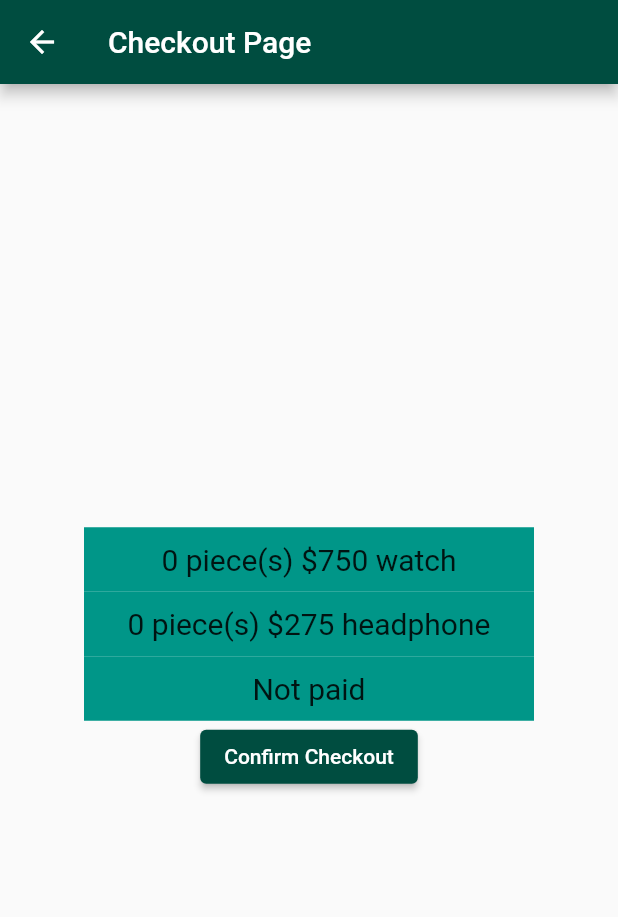
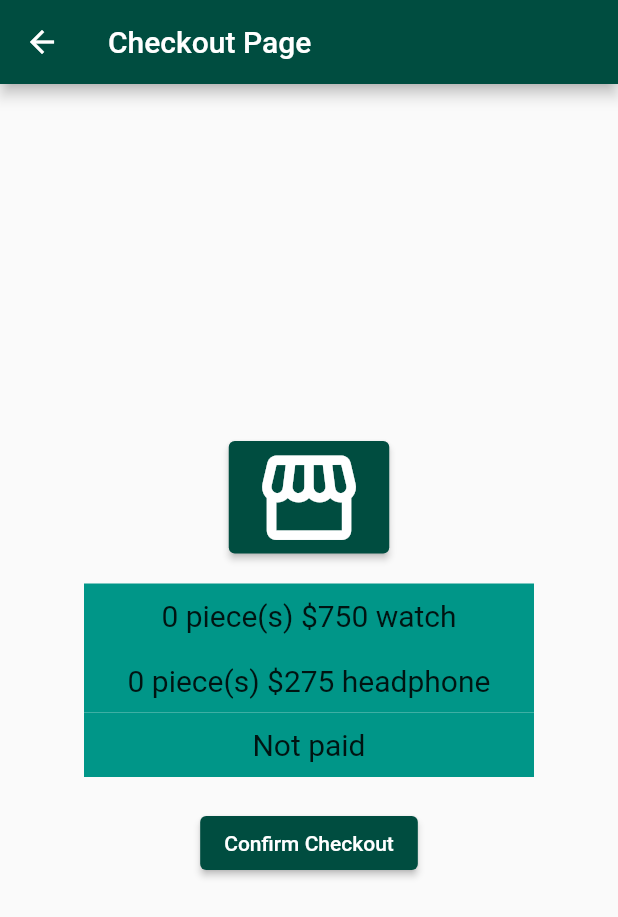
Before and after one commit to ClickFlick/IOTHW, a Flutter app: the SecondScreen screen opened by its route, after a tap on "Checkout", on a phone screen of 412 x 824 dp. Shown: the top 917 px of the screen. Run offline on Flutter 3.47's test engine with Material 2 defaults, Android fonts, the phone set to English and light mode, and no system bars; Roboto replaces fonts that are missing (SourceSansPro).

Commit message:
ThirdCommit for some new design elements

```diff
--- a/lib/main.dart
+++ b/lib/main.dart
@@ -40,7 +40,7 @@ class FirstScreen extends StatelessWidget {
                   enabledBorder: UnderlineInputBorder(
                     borderSide: BorderSide(color: Colors.teal[900]),
                   ),
-                  focusedBorder:UnderlineInputBorder(
+                  focusedBorder: UnderlineInputBorder(
                     borderSide: BorderSide(color: Colors.teal[900]),
                   ),
                 ),
@@ -54,15 +54,15 @@ class FirstScreen extends StatelessWidget {
                 obscureText: true,
                 autofocus: true,
                 decoration: InputDecoration(
-                    hintText: "Enter your password",
-                    labelText: "Password",
-                    labelStyle: new TextStyle(
-                      color: Colors.teal[900],
-                    ),
+                  hintText: "Enter your password",
+                  labelText: "Password",
+                  labelStyle: new TextStyle(
+                    color: Colors.teal[900],
+                  ),
                   enabledBorder: UnderlineInputBorder(
                     borderSide: BorderSide(color: Colors.teal[900]),
                   ),
-                  focusedBorder:UnderlineInputBorder(
+                  focusedBorder: UnderlineInputBorder(
                     borderSide: BorderSide(color: Colors.teal[900]),
                   ),
                 ),
@@ -72,7 +72,9 @@ class FirstScreen extends StatelessWidget {
               style: ElevatedButton.styleFrom(
                 primary: Colors.teal[900],
               ),
-              child: Text('Login',),
+              child: Text(
+                'Login',
+              ),
               onPressed: () {
                 if (myController2.text == "student" &&
                     myController.text == "student") {
@@ -98,7 +100,6 @@ class SecondScreen extends StatefulWidget {
 
 class _SecondScreenState extends State<SecondScreen> {
   var amount = 0;
-  var amount2 = 0;
   var amount3 = 0;
 
   var headphonePrice = '\$275';
@@ -108,7 +109,7 @@ class _SecondScreenState extends State<SecondScreen> {
     return Scaffold(
       appBar: AppBar(
           backgroundColor: Colors.teal[900],
-          title: Text("Product Screen"),
+          title: Text("Shop"),
           leading: IconButton(
             onPressed: () {
               Navigator.push(
@@ -129,7 +130,7 @@ class _SecondScreenState extends State<SecondScreen> {
                 backgroundImage: AssetImage('images/headphones.jpg'),
               ),
               title: Padding(
-                padding: const EdgeInsets.only(left: 30),
+                padding: const EdgeInsets.only(left: 20),
                 child: Text(
                   '$headphonePrice',
                   style: TextStyle(
@@ -198,14 +199,13 @@ class _SecondScreenState extends State<SecondScreen> {
                 backgroundImage: AssetImage('images/apple_w.jpg'),
               ),
               title: Padding(
-                padding: const EdgeInsets.only(left: 30),
+                padding: const EdgeInsets.only(left: 20),
                 child: Text(
                   '$watchPrice',
                   style: TextStyle(
                     color: Colors.teal.shade900,
                     fontFamily: 'SourceSansPro',
                     fontSize: 35,
-
                   ),
                 ),
               ),
@@ -265,9 +265,6 @@ class _SecondScreenState extends State<SecondScreen> {
                 primary: Colors.teal[900],
               ),
               onPressed: () {
-                int resultHeadphone = amount * 275;
-                int resultWatch = amount3 * 750;
-                String result = (resultWatch + resultHeadphone).toString();
                 Navigator.push(
                     context,
                     MaterialPageRoute(
@@ -304,8 +301,24 @@ class ThirdRoute extends StatelessWidget {
                   child: Text(
                     "Login Failed",
                     style: TextStyle(
+                      fontWeight: FontWeight.bold,
+                      fontSize: 60,
+                    ),
+                  ),
+                ),
+              ),
+              Container(
+                alignment: Alignment.center,
+                child: Padding(
+                  padding: const EdgeInsets.all(20.0),
+                  child: Text(
+                    "Wrong Credentials",
+                    style: TextStyle(
+                      fontWeight: FontWeight.w300,
+                      letterSpacing: 3,
                       fontSize: 50,
                     ),
+                    textAlign: TextAlign.center,
                   ),
                 ),
               ),
@@ -325,7 +338,6 @@ class ThirdRoute extends StatelessWidget {
 }
 
 class FourthRoute extends StatefulWidget {
-  String paid = 'Not Paid';
   final String headphone;
   final String watch;
 
@@ -351,6 +363,24 @@ class _FourthRouteState extends State<FourthRoute> {
         child: Column(
             mainAxisAlignment: MainAxisAlignment.center,
             children: <Widget>[
+              ElevatedButton(
+                style: ElevatedButton.styleFrom(
+                  primary: Colors.teal[900],
+                ),
+                onPressed: () {
+                  Navigator.push(
+                    context,
+                    MaterialPageRoute(builder: (context) => SecondScreen()),
+                  );
+                },
+                child: Icon(
+                  Icons.storefront,
+                  size: 75,
+                ),
+              ),
+              SizedBox(
+                height: 20,
+              ),
               Container(
                 width: 300,
                 padding: EdgeInsets.all(10),
@@ -396,6 +426,9 @@ class _FourthRouteState extends State<FourthRoute> {
                   ),
                 ),
               ),
+              SizedBox(
+                height: 20,
+              ),
               ElevatedButton(
                 style: ElevatedButton.styleFrom(
                   primary: Colors.teal[900],
@@ -422,7 +455,6 @@ class _FourthRouteState extends State<FourthRoute> {
                             },
                           ),
                           TextButton(
-
                             child: Text('OK'),
                             onPressed: () {
                               setState(() {
@@ -438,7 +470,9 @@ class _FourthRouteState extends State<FourthRoute> {
                 },
                 child: Text('Confirm Checkout'),
               ),
-            ]),
+
+            ],
+        ),
       ),
     );
   }
```
